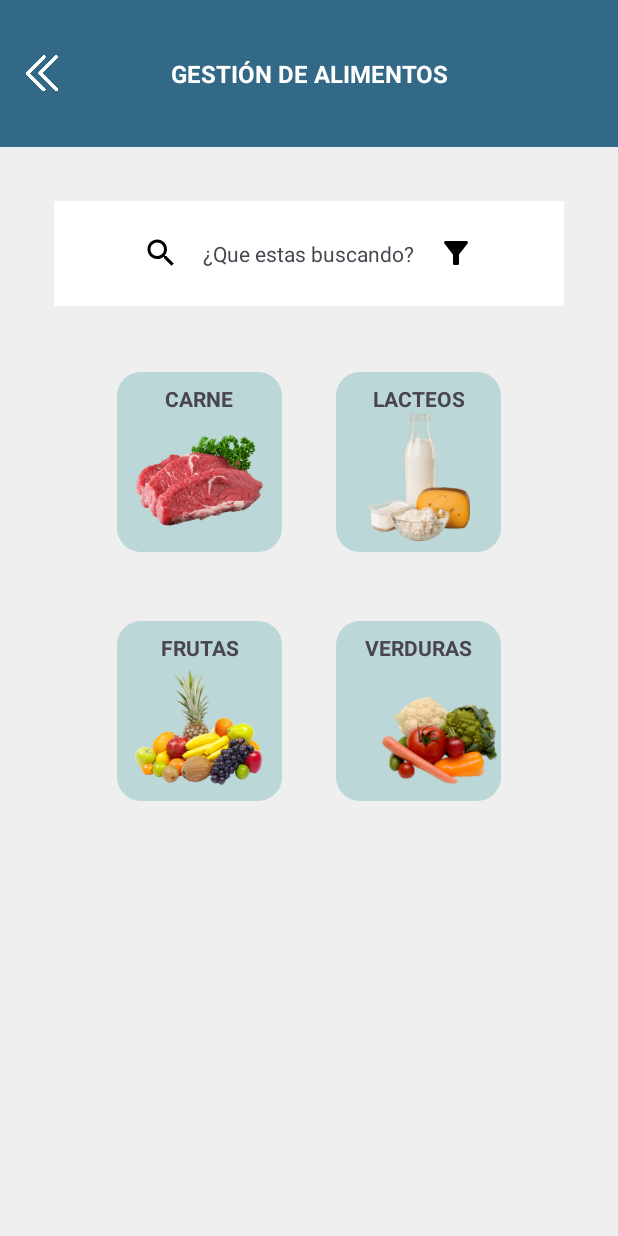
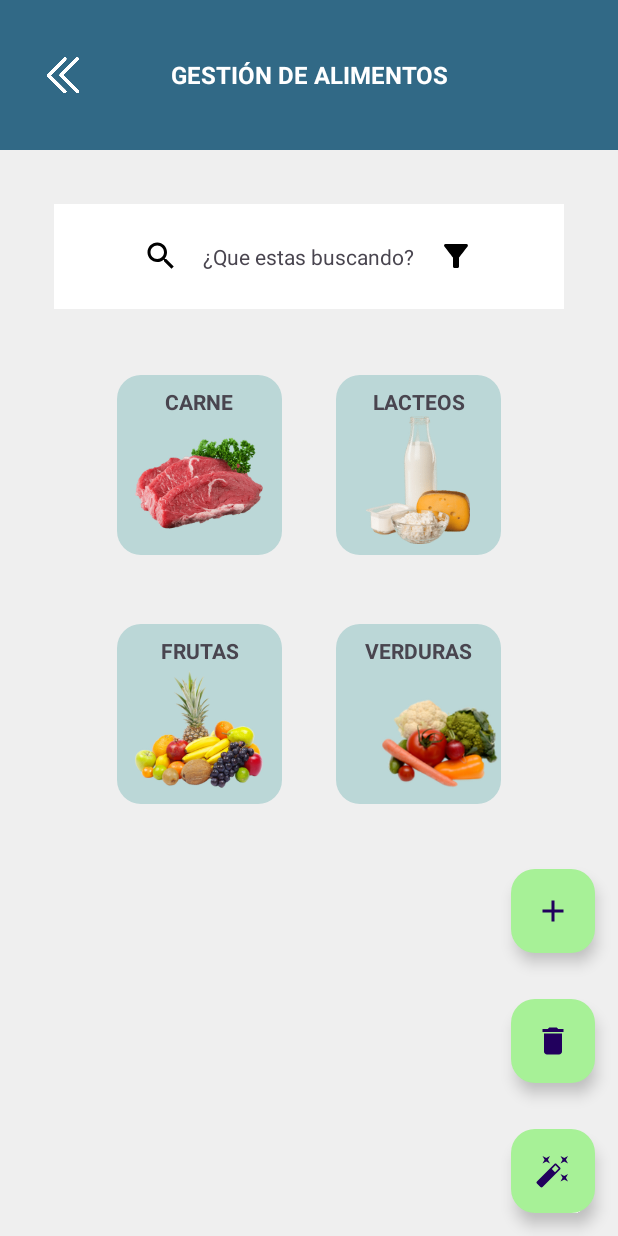
Before and after one commit to johanat/fridgesmart-app, an Android app: the GestionAlimentos screen opened directly, with no data from a screen before it, on a phone screen of 412 x 824 dp. Run offline under Robolectric (Android 15) with nearby library versions, the light colour scheme and no system bars.

Commit message:
los ultimos cambios con sus respetivas categorias, y su botones flotantes

```diff
--- a/app/src/main/java/fridgeSmart/fridgesmart/GestionAlimentos.java
+++ b/app/src/main/java/fridgeSmart/fridgesmart/GestionAlimentos.java
@@ -4,6 +4,8 @@ import android.content.Intent;
 import android.os.Bundle;
 import android.widget.ImageView;
 import android.widget.LinearLayout;
+
+import com.google.android.material.floatingactionbutton.FloatingActionButton;
 
 public class GestionAlimentos extends PortadaPrincipal{
     protected void onCreate(Bundle savedInstanceState) {
@@ -15,6 +17,10 @@ public class GestionAlimentos extends PortadaPrincipal{
         ImageView flechaRetroceder = findViewById(R.id.backButton);
         LinearLayout iconoFrutas = findViewById(R.id.iconoFrutas);
         LinearLayout iconoVerduras = findViewById(R.id.iconoVerduras);
+        FloatingActionButton iconAgregar = findViewById(R.id.btnAgregar);
+        FloatingActionButton iconoEliminar = findViewById(R.id.btnEliminar);
+        FloatingActionButton iconoModificar = findViewById(R.id.btnModificar);
+
 
         flechaRetroceder.setOnClickListener(view ->{
             Intent retroceder = new Intent(GestionAlimentos.this, PortadaPrincipal.class);
--- /dev/null
+++ b/app/src/main/res/drawable/ic_agregar.xml
@@ -0,0 +1,5 @@
+<vector xmlns:android="http://schemas.android.com/apk/res/android" android:height="24dp" android:tint="#000000" android:viewportHeight="24" android:viewportWidth="24" android:width="24dp">
+
+    <path android:fillColor="@android:color/white" android:pathData="M19,13h-6v6h-2v-6H5v-2h6V5h2v6h6v2z"/>
+
+</vector>
--- /dev/null
+++ b/app/src/main/res/drawable/ic_borrar.xml
@@ -0,0 +1,5 @@
+<vector xmlns:android="http://schemas.android.com/apk/res/android" android:height="24dp" android:tint="#000000" android:viewportHeight="24" android:viewportWidth="24" android:width="24dp">
+
+    <path android:fillColor="@android:color/white" android:pathData="M6,19c0,1.1 0.9,2 2,2h8c1.1,0 2,-0.9 2,-2V7H6v12zM19,4h-3.5l-1,-1h-5l-1,1H5v2h14V4z"/>
+
+</vector>
--- /dev/null
+++ b/app/src/main/res/drawable/ic_modificar.xml
@@ -0,0 +1,5 @@
+<vector xmlns:android="http://schemas.android.com/apk/res/android" android:height="24dp" android:tint="#000000" android:viewportHeight="24" android:viewportWidth="24" android:width="24dp">
+
+    <path android:fillColor="@android:color/white" android:pathData="M7.5,5.6L10,7 8.6,4.5 10,2 7.5,3.4 5,2l1.4,2.5L5,7zM19.5,15.4L17,14l1.4,2.5L17,19l2.5,-1.4L22,19l-1.4,-2.5L22,14zM22,2l-2.5,1.4L17,2l1.4,2.5L17,7l2.5,-1.4L22,7l-1.4,-2.5zM14.37,7.29c-0.39,-0.39 -1.02,-0.39 -1.41,0L1.29,18.96c-0.39,0.39 -0.39,1.02 0,1.41l2.34,2.34c0.39,0.39 1.02,0.39 1.41,0L16.7,11.05c0.39,-0.39 0.39,-1.02 0,-1.41l-2.33,-2.35zM13.34,12.78l-2.12,-2.12 2.44,-2.44 2.12,2.12 -2.44,2.44z"/>
+
+</vector>
--- a/app/src/main/res/layout/activity_main.xml
+++ b/app/src/main/res/layout/activity_main.xml
@@ -16,9 +16,10 @@
         <!-- Barra superior -->
         <LinearLayout
             android:layout_width="match_parent"
-            android:layout_height="70dp"
+            android:layout_height="100dp"
             android:background="#316986"
             android:paddingTop="18dp"
+            android:padding="14dp"
             android:orientation="horizontal"
             android:gravity="center_vertical">
 
@@ -26,6 +27,7 @@
                 android:id="@+id/btnMenu"
                 android:layout_width="24dp"
                 android:layout_height="28dp"
+
                 android:layout_marginStart="16dp"
                 android:layout_gravity="center"
                 android:src="@drawable/ic_menu"
--- a/app/src/main/res/layout/carnes.xml
+++ b/app/src/main/res/layout/carnes.xml
@@ -8,8 +8,9 @@
     <RelativeLayout
         android:id="@+id/header"
         android:layout_width="match_parent"
-        android:layout_height="98dp"
+        android:layout_height="100dp"
         android:orientation="horizontal"
+        android:padding="14dp"
         android:background="#316986"
         android:paddingTop="28dp"
         app:layout_constraintTop_toTopOf="parent"
--- a/app/src/main/res/layout/fruta.xml
+++ b/app/src/main/res/layout/fruta.xml
@@ -8,7 +8,8 @@
     <RelativeLayout
         android:id="@+id/header"
         android:layout_width="match_parent"
-        android:layout_height="98dp"
+        android:layout_height="100dp"
+        android:padding="14dp"
         android:orientation="horizontal"
         android:background="#316986"
         android:paddingTop="28dp"
--- a/app/src/main/res/layout/gestion_alimentos.xml
+++ b/app/src/main/res/layout/gestion_alimentos.xml
@@ -1,3 +1,10 @@
+<RelativeLayout
+    xmlns:android="http://schemas.android.com/apk/res/android"
+    xmlns:app="http://schemas.android.com/apk/res-auto"
+    android:layout_width="match_parent"
+    android:layout_height="match_parent"
+    android:background="#EFEFEF">
+
 <LinearLayout xmlns:android="http://schemas.android.com/apk/res/android"
     xmlns:app="http://schemas.android.com/apk/res-auto"
     android:layout_width="match_parent"
@@ -8,7 +15,8 @@
     <!-- Franja superior -->
     <RelativeLayout
         android:layout_width="match_parent"
-        android:layout_height="98dp"
+        android:layout_height="100dp"
+        android:padding="14dp"
         android:orientation="horizontal"
         android:gravity="center"
         android:background="#316986"> <!-- Color de fondo -->
@@ -187,5 +195,43 @@
             </LinearLayout>
 
         </LinearLayout>
+    </LinearLayout>
+    <LinearLayout
+        android:layout_width="wrap_content"
+        android:layout_height="wrap_content"
+        android:orientation="vertical"
+        android:layout_alignParentEnd="true"
+        android:layout_alignParentBottom="true">
+
+        <com.google.android.material.floatingactionbutton.FloatingActionButton
+            android:id="@+id/btnAgregar"
+            android:layout_width="wrap_content"
+            android:layout_height="wrap_content"
+            android:layout_alignParentEnd="true"
+            android:src="@drawable/ic_agregar"
+            android:backgroundTint="#a7f197"
+            android:layout_alignParentBottom="true"
+            android:layout_margin="15dp"/>
+
+        <com.google.android.material.floatingactionbutton.FloatingActionButton
+            android:id="@+id/btnEliminar"
+            android:layout_width="wrap_content"
+            android:layout_height="wrap_content"
+            android:layout_alignParentEnd="true"
+            android:src="@drawable/ic_borrar"
+            android:backgroundTint="#a7f197"
+            android:layout_alignParentBottom="true"
+            android:layout_margin="15dp"/>
+
+        <com.google.android.material.floatingactionbutton.FloatingActionButton
+            android:id="@+id/btnModificar"
+            android:layout_width="wrap_content"
+            android:layout_height="wrap_content"
+            android:layout_alignParentEnd="true"
+            android:src="@drawable/ic_modificar"
+            android:backgroundTint="#a7f197"
+            android:layout_alignParentBottom="true"
+            android:layout_margin="15dp"/>
 
     </LinearLayout>
+</RelativeLayout>
--- a/app/src/main/res/layout/lacteos.xml
+++ b/app/src/main/res/layout/lacteos.xml
@@ -8,7 +8,8 @@
     <RelativeLayout
         android:id="@+id/header"
         android:layout_width="match_parent"
-        android:layout_height="98dp"
+        android:layout_height="100dp"
+        android:padding="14dp"
         android:orientation="horizontal"
         android:background="#316986"
         android:paddingTop="28dp"
--- a/app/src/main/res/layout/verduras.xml
+++ b/app/src/main/res/layout/verduras.xml
@@ -8,7 +8,8 @@
     <RelativeLayout
         android:id="@+id/header"
         android:layout_width="match_parent"
-        android:layout_height="98dp"
+        android:layout_height="100dp"
+        android:padding="14dp"
         android:orientation="horizontal"
         android:background="#316986"
         android:paddingTop="28dp"
```
